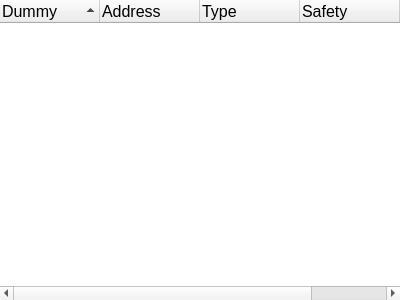
The window that src/widgets/importswidget.ui (rizinorg/cutter) describes before a commit, drawn with Qt 5.
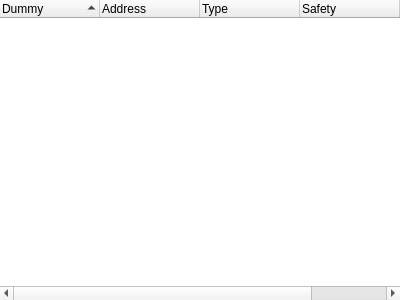
The same window after the commit.

What changed in the file:
```diff
--- a/src/widgets/importswidget.ui
+++ b/src/widgets/importswidget.ui
@@ -29,11 +29,6 @@
     </property>
     <item>
      <widget class="QTreeWidget" name="importsTreeWidget">
-      <property name="font">
-       <font>
-        <pointsize>12</pointsize>
-       </font>
-      </property>
       <property name="styleSheet">
        <string notr="true">QTreeWidget::item
 {
```
